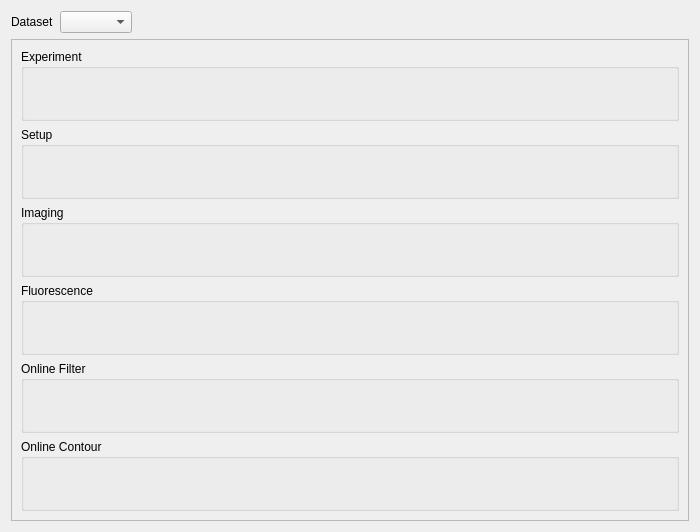
Old version of the form shapeout2/gui/analysis/ana_meta.ui in the repository ZELLMECHANIK-DRESDEN/ShapeOut2.
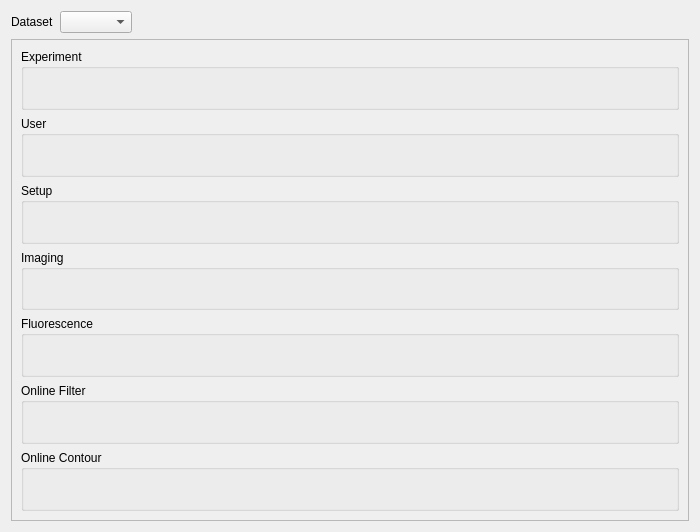
New version of the form.

Commit message: enh: show user configuration section in metadata tab (close #86)

```diff
--- a/shapeout2/gui/analysis/ana_meta.ui
+++ b/shapeout2/gui/analysis/ana_meta.ui
@@ -59,19 +59,11 @@
         <x>0</x>
         <y>0</y>
         <width>680</width>
-        <height>479</height>
+        <height>477</height>
        </rect>
       </property>
       <layout class="QGridLayout" name="gridLayout_2">
-       <item row="0" column="0">
-        <widget class="QGroupBox" name="groupBox_experiment">
-         <property name="title">
-          <string>Experiment</string>
-         </property>
-         <layout class="QVBoxLayout" name="verticalLayout"/>
-        </widget>
-       </item>
-       <item row="3" column="0">
+       <item row="4" column="0">
         <widget class="QGroupBox" name="groupBox_fluorescence">
          <property name="title">
           <string>Fluorescence</string>
@@ -79,15 +71,7 @@
          <layout class="QVBoxLayout" name="verticalLayout_4"/>
         </widget>
        </item>
-       <item row="2" column="0">
-        <widget class="QGroupBox" name="groupBox_imaging">
-         <property name="title">
-          <string>Imaging</string>
-         </property>
-         <layout class="QVBoxLayout" name="verticalLayout_3"/>
-        </widget>
-       </item>
-       <item row="4" column="0">
+       <item row="6" column="0">
         <widget class="QGroupBox" name="groupBox_online_filter">
          <property name="title">
           <string>Online Filter</string>
@@ -98,15 +82,15 @@
          <layout class="QVBoxLayout" name="verticalLayout_5"/>
         </widget>
        </item>
-       <item row="1" column="0">
-        <widget class="QGroupBox" name="groupBox_setup">
+       <item row="0" column="0">
+        <widget class="QGroupBox" name="groupBox_experiment">
          <property name="title">
-          <string>Setup</string>
+          <string>Experiment</string>
          </property>
-         <layout class="QVBoxLayout" name="verticalLayout_2"/>
+         <layout class="QVBoxLayout" name="verticalLayout"/>
         </widget>
        </item>
-       <item row="5" column="0">
+       <item row="7" column="0">
         <widget class="QGroupBox" name="groupBox_online_contour">
          <property name="title">
           <string>Online Contour</string>
@@ -114,6 +98,30 @@
          <layout class="QVBoxLayout" name="verticalLayout_6"/>
         </widget>
        </item>
+       <item row="3" column="0">
+        <widget class="QGroupBox" name="groupBox_imaging">
+         <property name="title">
+          <string>Imaging</string>
+         </property>
+         <layout class="QVBoxLayout" name="verticalLayout_3"/>
+        </widget>
+       </item>
+       <item row="2" column="0">
+        <widget class="QGroupBox" name="groupBox_setup">
+         <property name="title">
+          <string>Setup</string>
+         </property>
+         <layout class="QVBoxLayout" name="verticalLayout_2"/>
+        </widget>
+       </item>
+       <item row="1" column="0">
+        <widget class="QGroupBox" name="groupBox_user">
+         <property name="title">
+          <string>User</string>
+         </property>
+         <layout class="QVBoxLayout" name="verticalLayout_8"/>
+        </widget>
+       </item>
       </layout>
      </widget>
     </widget>
```
The commit also changes 2 other files.
